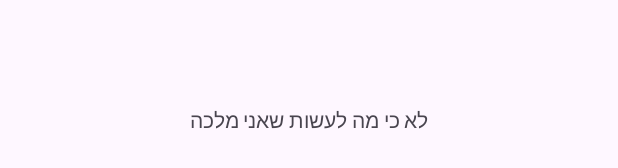
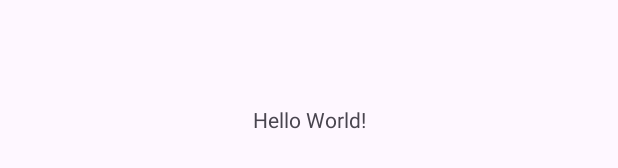
Before and after one commit to GuyGedalya/NetflixOG_4, an Android app: the layout activity_main.xml on its own in the app's theme, with its tools: preview values and no code run, on a phone screen of 412 x 824 dp. Shown: the part 499-667 px from the top of the screen. Run offline under Robolectric (Android 15) with nearby library versions, the light colour scheme and no system bars.

Commit message:
Revert "כיףכיףכיף"

```diff
--- a/NOG_Android/app/src/main/res/layout/activity_main.xml
+++ b/NOG_Android/app/src/main/res/layout/activity_main.xml
@@ -10,7 +10,7 @@
     <TextView
         android:layout_width="wrap_content"
         android:layout_height="wrap_content"
-        android:text="לא כי מה לעשות שאני מלכה"
+        android:text="Hello World!"
         app:layout_constraintBottom_toBottomOf="parent"
         app:layout_constraintEnd_toEndOf="parent"
         app:layout_constraintStart_toStartOf="parent"
```
Also changed, not shown: 1 other file.
